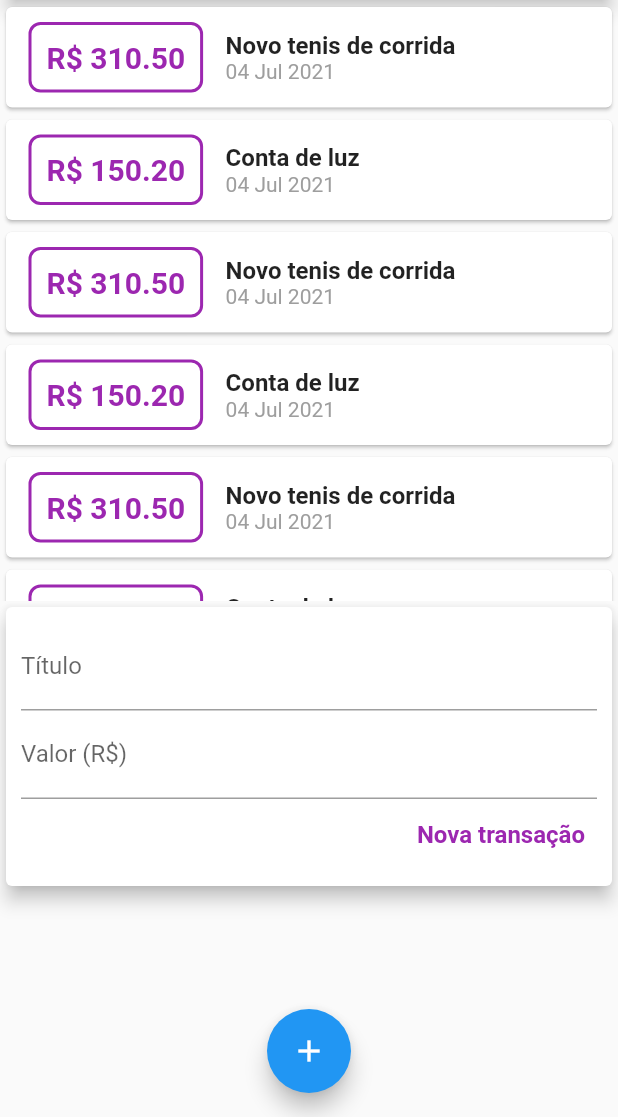
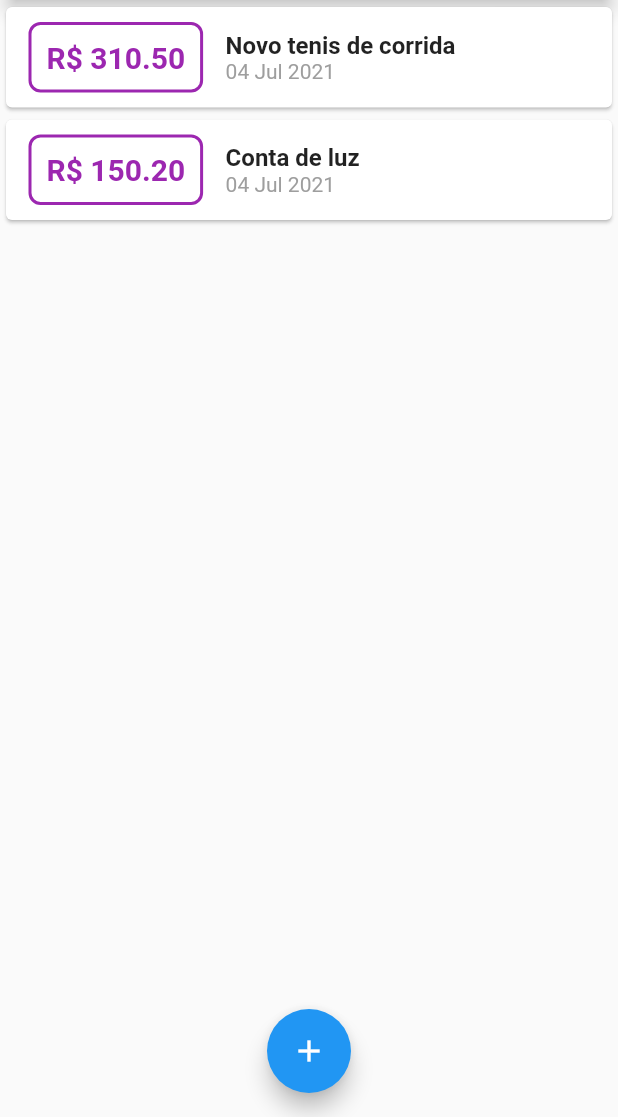
Before and after one commit to carlosfeliciojr/despesas_pessoais, a Flutter app: the screen it shows after launch, on a phone screen of 412 x 824 dp, the part 119-1236 px from its top. Run offline on Flutter 3.47's test engine with Material 2 defaults, Android fonts, the phone set to English and light mode, and no system bars.

```diff
--- a/lib/components/transaction_user.dart
+++ /dev/null
@@ -1,120 +0,0 @@
-import 'dart:math';
-
-import 'package:despesas_pessoais/components/transaction_form.dart';
-import 'package:despesas_pessoais/components/transaction_list.dart';
-import 'package:despesas_pessoais/models/transaction.dart';
-import 'package:flutter/material.dart';
-
-class TransactionUser extends StatefulWidget {
-  const TransactionUser({Key? key}) : super(key: key);
-
-  @override
-  _TransactionUserState createState() => _TransactionUserState();
-}
-
-class _TransactionUserState extends State<TransactionUser> {
-  final _transactions = [
-    Transaction(
-        title: 'Novo tenis de corrida',
-        value: 310.50,
-        date: DateTime.now(),
-        id: 't1'),
-    Transaction(
-      title: 'Conta de luz',
-      value: 150.20,
-      date: DateTime.now(),
-      id: 't2',
-    ),
-    Transaction(
-        title: 'Novo tenis de corrida',
-        value: 310.50,
-        date: DateTime.now(),
-        id: 't1'),
-    Transaction(
-      title: 'Conta de luz',
-      value: 150.20,
-      date: DateTime.now(),
-      id: 't2',
-    ),
-    Transaction(
-        title: 'Novo tenis de corrida',
-        value: 310.50,
-        date: DateTime.now(),
-        id: 't1'),
-    Transaction(
-      title: 'Conta de luz',
-      value: 150.20,
-      date: DateTime.now(),
-      id: 't2',
-    ),
-    Transaction(
-        title: 'Novo tenis de corrida',
-        value: 310.50,
-        date: DateTime.now(),
-        id: 't1'),
-    Transaction(
-      title: 'Conta de luz',
-      value: 150.20,
-      date: DateTime.now(),
-      id: 't2',
-    ),
-    Transaction(
-        title: 'Novo tenis de corrida',
-        value: 310.50,
-        date: DateTime.now(),
-        id: 't1'),
-    Transaction(
-      title: 'Conta de luz',
-      value: 150.20,
-      date: DateTime.now(),
-      id: 't2',
-    ),
-    Transaction(
-        title: 'Novo tenis de corrida',
-        value: 310.50,
-        date: DateTime.now(),
-        id: 't1'),
-    Transaction(
-      title: 'Conta de luz',
-      value: 150.20,
-      date: DateTime.now(),
-      id: 't2',
-    ),
-    Transaction(
-        title: 'Novo tenis de corrida',
-        value: 310.50,
-        date: DateTime.now(),
-        id: 't1'),
-    Transaction(
-      title: 'Conta de luz',
-      value: 150.20,
-      date: DateTime.now(),
-      id: 't2',
-    ),
-  ];
-
-  addTransation(String title, double value) {
-    final newTransaction = Transaction(
-      id: Random().nextDouble().toString(),
-      title: title,
-      value: value,
-      date: DateTime.now(),
-    );
-
-    setState(() {
-      _transactions.add(newTransaction);
-    });
-  }
-
-  @override
-  Widget build(BuildContext context) {
-    return Column(
-      children: [
-        TransactionList(transactions: _transactions),
-        TransactionForm(
-          onSubmit: addTransation,
-        )
-      ],
-    );
-  }
-}
--- a/lib/main.dart
+++ b/lib/main.dart
@@ -1,5 +1,10 @@
-import 'package:despesas_pessoais/components/transaction_user.dart';
+import 'dart:math';
+
+import 'package:despesas_pessoais/components/transaction_form.dart';
 import 'package:flutter/material.dart';
+
+import 'components/transaction_list.dart';
+import 'models/transaction.dart';
 
 void main() {
   runApp(ExpensesApp());
@@ -14,8 +19,50 @@ class ExpensesApp extends StatelessWidget {
   }
 }
 
-class HomePage extends StatelessWidget {
+class HomePage extends StatefulWidget {
   HomePage({Key? key}) : super(key: key);
+
+  @override
+  _HomePageState createState() => _HomePageState();
+}
+
+class _HomePageState extends State<HomePage> {
+  final _transactions = [
+    Transaction(
+        title: 'Novo tenis de corrida',
+        value: 310.50,
+        date: DateTime.now(),
+        id: 't1'),
+    Transaction(
+      title: 'Conta de luz',
+      value: 150.20,
+      date: DateTime.now(),
+      id: 't2',
+    ),
+  ];
+
+  addTransation(String title, double value) {
+    final newTransaction = Transaction(
+      id: Random().nextDouble().toString(),
+      title: title,
+      value: value,
+      date: DateTime.now(),
+    );
+
+    setState(() {
+      _transactions.add(newTransaction);
+    });
+  }
+
+  _openTransactionFormModal(BuildContext context) {
+    showModalBottomSheet(
+        context: context,
+        builder: (_) {
+          return TransactionForm(
+            onSubmit: (String, double) {},
+          );
+        });
+  }
 
   @override
   Widget build(BuildContext context) {
@@ -25,7 +72,7 @@ class HomePage extends StatelessWidget {
         title: Text('Despesas Pessoais'),
         actions: [
           IconButton(
-            onPressed: () {},
+            onPressed: () => _openTransactionFormModal(context),
             icon: Icon(Icons.add),
           ),
         ],
@@ -42,12 +89,12 @@ class HomePage extends StatelessWidget {
                 elevation: 5,
               ),
             ),
-            TransactionUser()
+            TransactionList(transactions: _transactions),
           ],
         ),
       ),
       floatingActionButton: FloatingActionButton(
-        onPressed: () {},
+        onPressed: () => _openTransactionFormModal(context),
         child: Icon(
           Icons.add,
         ),
```
